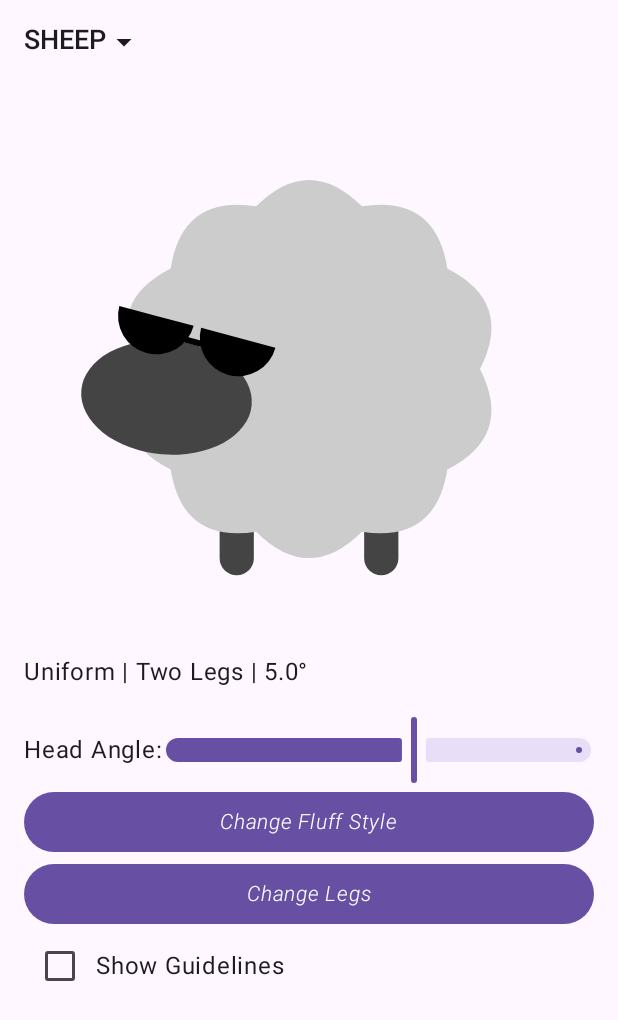
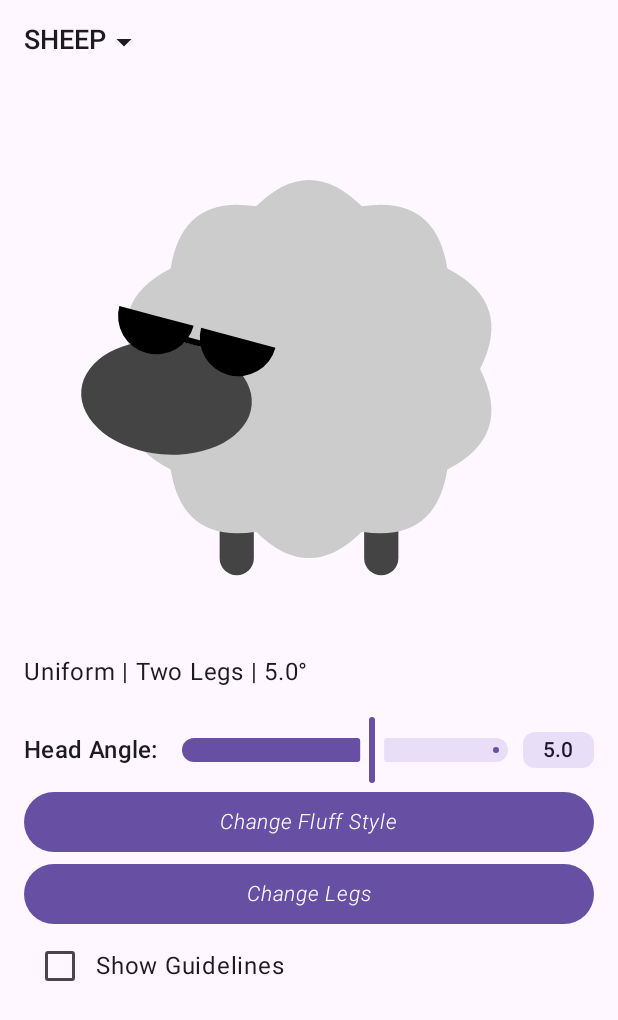
Before and after one commit to nicole-terc/composable-sheep, an Android app built with Jetpack Compose: the screen it shows after launch (MainActivity), after a tap on "Change Fluff Style", on a phone screen of 412 x 824 dp. Shown: the top 1020 px of the screen. Run offline under Robolectric (Android 15) with nearby library versions, the phone set to English and light mode, and no system bars; our stand-ins replace accompanist.

Commit message:
Extract Slider

```diff
--- /dev/null
+++ b/app/src/main/java/nstv/sheep/screens/canvasbasics/ArcScreen.kt
@@ -0,0 +1,3 @@
+package nstv.sheep.screens.canvasbasics
+
+class ArcScreen
--- a/app/src/main/java/nstv/sheep/screens/sheepscreen/SheepViewerScreen.kt
+++ b/app/src/main/java/nstv/sheep/screens/sheepscreen/SheepViewerScreen.kt
@@ -1,23 +1,21 @@
 package nstv.sheep.screens.sheepscreen
 
 import androidx.compose.foundation.layout.Column
-import androidx.compose.foundation.layout.Row
 import androidx.compose.foundation.layout.Spacer
 import androidx.compose.foundation.layout.aspectRatio
 import androidx.compose.foundation.layout.fillMaxWidth
 import androidx.compose.foundation.layout.height
 import androidx.compose.material3.Button
-import androidx.compose.material3.Slider
 import androidx.compose.material3.Text
 import androidx.compose.runtime.Composable
 import androidx.compose.runtime.getValue
 import androidx.compose.runtime.mutableStateOf
 import androidx.compose.runtime.remember
 import androidx.compose.runtime.setValue
-import androidx.compose.ui.Alignment
 import androidx.compose.ui.Modifier
 import nstv.design.theme.Grid
 import nstv.design.theme.components.CheckBoxLabel
+import nstv.design.theme.components.SliderLabelValue
 import nstv.sheep.extensions.nextIndexLoop
 import nstv.sheep.sheep.SheepComposable
 import nstv.sheep.sheep.model.FluffStyle
@@ -71,18 +69,15 @@ fun SheepViewerScreen(modifier: Modifier = Modifier) {
 
         Spacer(modifier = Modifier.height(Grid.Two))
 
-        val valueRange = -30f..30f
-
-        Row(modifier = Modifier.fillMaxWidth(), verticalAlignment = Alignment.CenterVertically) {
-            Text(text = "Head Angle:")
-            Slider(
-                value = sheep.headAngle,
-                valueRange = valueRange,
-                onValueChange = {
-                    sheep = sheep.copy(headAngle = it)
-                }
-            )
-        }
+        SliderLabelValue(
+            modifier = Modifier.fillMaxWidth(),
+            text = "Head Angle:",
+            value = sheep.headAngle,
+            onValueChange = {
+                sheep = sheep.copy(headAngle = it)
+            },
+            valueRange = -30f..30f
+        )
 
         Button(
             modifier = Modifier.fillMaxWidth(),
--- a/design/build.gradle.kts
+++ b/design/build.gradle.kts
@@ -45,4 +45,6 @@ android {
 
 dependencies {
     api(libs.bundles.compose.design)
+    implementation(libs.compose.ui.preview)
+    debugImplementation(libs.debug.compose.ui.tooling)
 }
--- /dev/null
+++ b/design/src/main/java/nstv/design/theme/components/SliderLabelValue.kt
@@ -0,0 +1,73 @@
+package nstv.design.theme.components
+
+import androidx.compose.foundation.background
+import androidx.compose.foundation.layout.Arrangement
+import androidx.compose.foundation.layout.Row
+import androidx.compose.foundation.layout.fillMaxWidth
+import androidx.compose.foundation.layout.padding
+import androidx.compose.material3.MaterialTheme
+import androidx.compose.material3.Slider
+import androidx.compose.material3.Text
+import androidx.compose.runtime.Composable
+import androidx.compose.ui.Alignment
+import androidx.compose.ui.Modifier
+import androidx.compose.ui.text.style.TextAlign
+import androidx.compose.ui.tooling.preview.Preview
+import nstv.design.theme.ComposableSheepAnimationsTheme
+import nstv.design.theme.Grid
+import kotlin.math.round
+
+@Composable
+fun SliderLabelValue(
+    text: String,
+    value: Float,
+    onValueChange: (Float) -> Unit,
+    modifier: Modifier = Modifier,
+    valueRange: ClosedFloatingPointRange<Float> = 0f..1f,
+) {
+    Row(
+        modifier,
+        verticalAlignment = Alignment.CenterVertically,
+        horizontalArrangement = Arrangement.SpaceEvenly
+    ) {
+        Text(
+            modifier = Modifier.weight(2f),
+            text = text,
+            style = MaterialTheme.typography.titleMedium,
+        )
+        Slider(
+            modifier = Modifier
+                .weight(5f)
+                .padding(horizontal = Grid.One),
+            value = value,
+            valueRange = valueRange,
+            onValueChange = { onValueChange(round(it)) }
+        )
+        Text(
+            modifier = Modifier
+                .background(
+                    color = MaterialTheme.colorScheme.secondaryContainer,
+                    MaterialTheme.shapes.small
+                )
+                .padding(Grid.Half)
+                .weight(1f),
+            text = value.toString(),
+            textAlign = TextAlign.Center,
+            style = MaterialTheme.typography.labelMedium,
+            color = MaterialTheme.colorScheme.onSecondaryContainer
+        )
+    }
+}
+
+@Preview
+@Composable
+private fun Preview() {
+    ComposableSheepAnimationsTheme {
+        SliderLabelValue(
+            modifier = Modifier.fillMaxWidth(),
+            text = "Label",
+            value = 0.5f,
+            onValueChange = {}
+        )
+    }
+}
```
Also changed, not shown: design/src/main/java/nstv/design/theme/components/CheckBoxLabel.kt (+14 -0 lines), design/src/main/java/nstv/design/theme/components/LabeledText.kt (+5 -2 lines).
